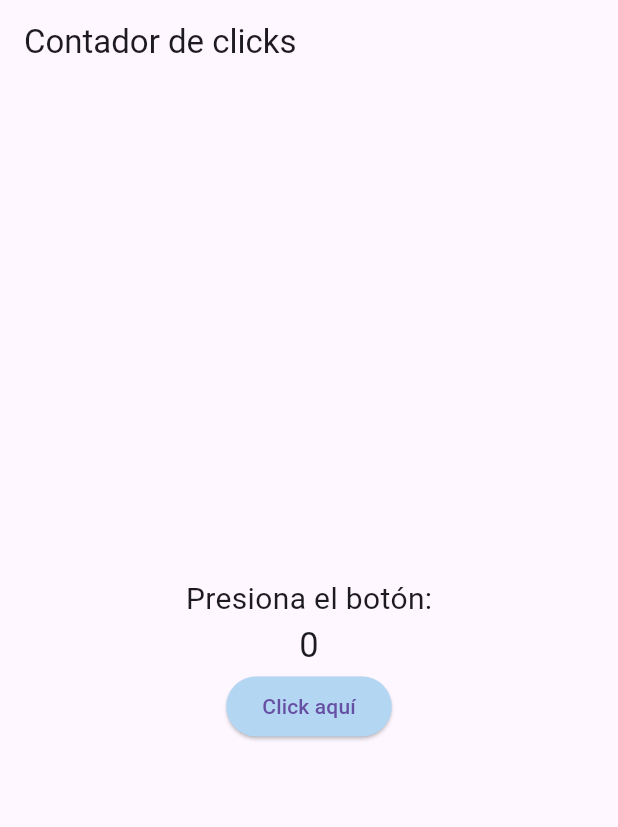
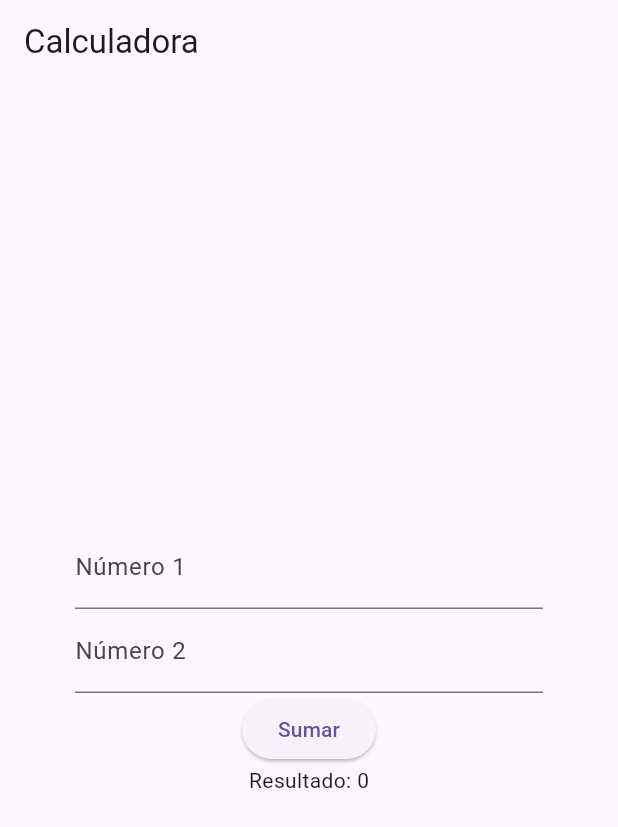
Before and after one commit to marcanii/DesarrolloMovil-SIS104, a Flutter app: the screen it shows after launch, on a phone screen of 412 x 824 dp. Shown: the top 827 px of the screen. Run offline on Flutter 3.47's test engine with Material 3 defaults, Android fonts, the light colour scheme and no system bars.

Commit message:
creando calculadora, sumar xD

```diff
--- /dev/null
+++ b/HolaMundoFlutter/hola_mundo_flutter/lib/Calculadora.dart
@@ -0,0 +1,5 @@
+class Calculadora {
+  int sumar(int a, int b) {
+    return a + b;
+  }
+}
--- a/HolaMundoFlutter/hola_mundo_flutter/lib/main.dart
+++ b/HolaMundoFlutter/hola_mundo_flutter/lib/main.dart
@@ -1,4 +1,5 @@
 import 'package:flutter/material.dart';
+import 'Calculadora.dart';
 
 void main() {
   runApp(const Principal());
@@ -9,46 +10,63 @@ class Principal extends StatelessWidget {
 
   @override
   Widget build(BuildContext context) {
-    return MaterialApp(
-      home: Scaffold(
-        appBar: AppBar(title: const Text('Contador de clicks')),
-        body: const Center(
-          child: ContenidoDinamico(),
+    return const MaterialApp(
+      home: Operaciones(),
+    );
+  }
+}
+
+class Operaciones extends StatefulWidget {
+  const Operaciones({super.key});
+
+  @override
+  State<Operaciones> createState() => _OperacionesState();
+}
+
+class _OperacionesState extends State<Operaciones> {
+  final TextEditingController num1 = TextEditingController();
+  final TextEditingController num2 = TextEditingController();
+  final Calculadora calculadora = Calculadora();
+  int _resultado = 0;
+
+  void _sumar() {
+    setState(() {
+      _resultado = calculadora.sumar(
+        int.tryParse(num1.text) ?? 0,
+        int.tryParse(num2.text) ?? 0,
+      );
+    });
+  }
+
+  @override
+  Widget build(BuildContext context) {
+    return Scaffold(
+      appBar: AppBar(
+        title: const Text('Calculadora'),
+      ),
+      body: Padding(
+        padding: const EdgeInsets.all(50.0),
+        child: Column(
+          mainAxisAlignment: MainAxisAlignment.center,
+          children: <Widget>[
+            TextField(
+              controller: num1,
+              keyboardType: TextInputType.number,
+              decoration: const InputDecoration(labelText: 'Número 1'),
+            ),
+            TextField(
+              controller: num2,
+              keyboardType: TextInputType.number,
+              decoration: const InputDecoration(labelText: 'Número 2'),
+            ),
+            ElevatedButton(
+              onPressed: _sumar,
+              child: const Text('Sumar'),
+            ),
+            Text('Resultado: $_resultado'),
+          ],
         ),
       ),
     );
   }
 }
-
-class ContenidoDinamico extends StatefulWidget {
-  const ContenidoDinamico({super.key});
-
-  @override
-  _ContenidoDinamicoState createState() => _ContenidoDinamicoState();
-}
-
-class _ContenidoDinamicoState extends State<ContenidoDinamico> {
-  int _cont = 0;
-
-  void _incrementarContador() {
-    setState(() {
-      _cont++;
-    });
-  }
-
-  @override
-  Widget build(BuildContext context) {
-    return Column(
-      mainAxisAlignment: MainAxisAlignment.center,
-      children: <Widget>[
-        const Text('Presiona el botón:', style: TextStyle(fontSize: 20)),
-        Text('$_cont', style: const TextStyle(fontSize: 23)),
-        ElevatedButton(
-            onPressed: _incrementarContador,
-            child: Text('Click aquí'),
-            style: ElevatedButton.styleFrom(
-                backgroundColor: const Color.fromARGB(255, 179, 214, 243))),
-      ],
-    );
-  }
-}
```
